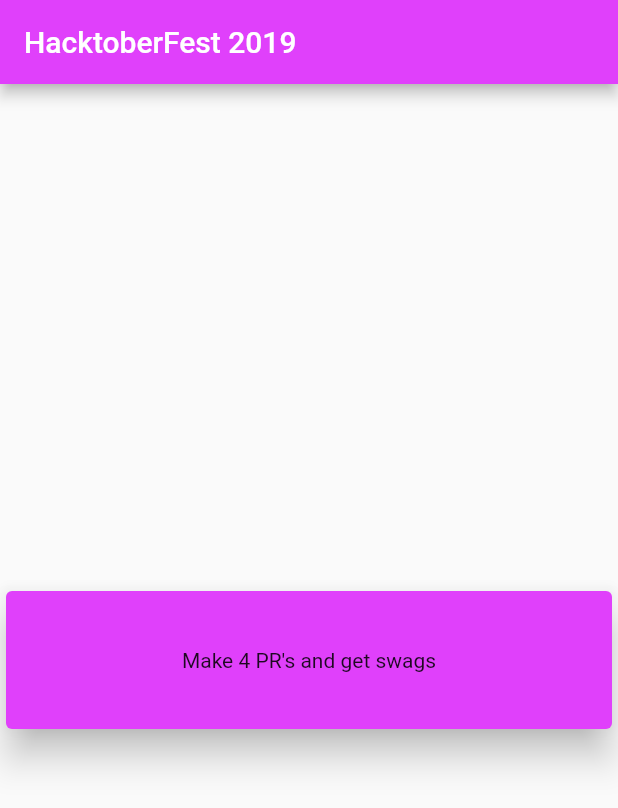
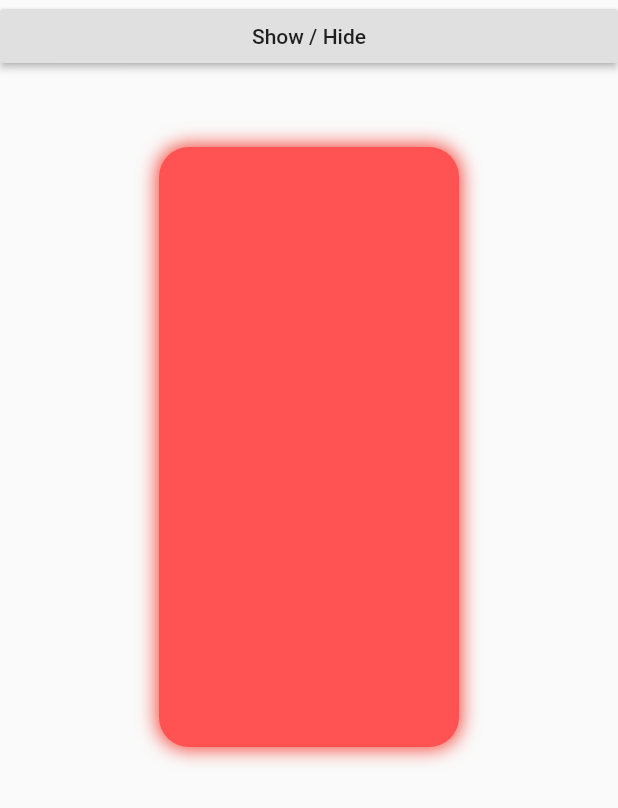
Before and after one commit to vinaykrofficial/HackFest, a Flutter app: the screen it shows after launch, on a phone screen of 412 x 824 dp. Shown: the top 808 px of the screen. Run offline on Flutter 3.47's test engine with Material 2 defaults, Android fonts, the phone set to English and light mode, and no system bars.

```diff
--- a/hackapp/lib/main.dart
+++ b/hackapp/lib/main.dart
@@ -1,32 +1,88 @@
 import 'package:flutter/material.dart';
 
-void main(){
-  runApp(new MaterialApp(home: HackApp(),));
+void main() {
+  runApp(MyApp());
 }
 
-class HackApp extends StatefulWidget {
+class MyApp extends StatelessWidget {
   @override
-  _HackAppState createState() => _HackAppState();
+  Widget build(BuildContext context) {
+    return MaterialApp(
+      home: Home(),
+    );
+  }
 }
 
-class _HackAppState extends State<HackApp> {
+class Home extends StatefulWidget {
+  @override
+  State<StatefulWidget> createState() => HomeState();
+}
+
+class HomeState extends State<Home> with SingleTickerProviderStateMixin {
+  AnimationController controller;
+  Animation<Offset> offset;
+  bool _visible = true;
+
+  @override
+  void initState() {
+    super.initState();
+
+    controller =
+        AnimationController(vsync: this, duration: Duration(milliseconds: 1000));
+
+    offset = Tween<Offset>(begin: Offset.zero, end: Offset(0.5, 0.0))
+        .animate(controller);
+  }
+
   @override
   Widget build(BuildContext context) {
     return Scaffold(
-      appBar: AppBar(
-        title: new Text("HacktoberFest 2019"),
-        backgroundColor: Colors.purpleAccent,
+      body: ListView(
+        children: <Widget>[
+          RaisedButton(
+            child: Text('Show / Hide'),
+            onPressed: () {
+              switch (controller.status) {
+                case AnimationStatus.completed:
+                  controller.reverse();
+                  break;
+                case AnimationStatus.dismissed:
+                  controller.forward();
+                  break;
+                default:
+              }
+
+              _visible = !_visible;
+              setState(() {
+
+              });
+            },
+          ),
+          Column(
+            children: <Widget>[
+              AnimatedOpacity(
+                duration: const Duration(milliseconds: 250),
+                opacity: _visible ? 1.0 : 0.0,
+                            child: SlideTransition(
+                  position: offset,
+                  child: Padding(
+                    padding: EdgeInsets.all(50.0),
+                    child: Container(
+                      height: 400,
+                      width: 200,
+                      decoration: BoxDecoration(
+                        color: Colors.redAccent,
+                        boxShadow: [BoxShadow(color: Colors.red, spreadRadius: 1, blurRadius: 10)],
+                        borderRadius: BorderRadius.all(Radius.circular(20))
+                      ),
+                    ),
+                  ),
+                ),
+              ),
+            ],
+          )
+        ],
       ),
-    body: Center(
-      child: SizedBox(
-        height: 100,
-        child: new Card(
-          color: Colors.purpleAccent,
-          elevation: 10,
-          child: Center(child: new Text("Make 4 PR's and get swags")),
-        ),
-      ),
-    ),
     );
   }
 }
```
